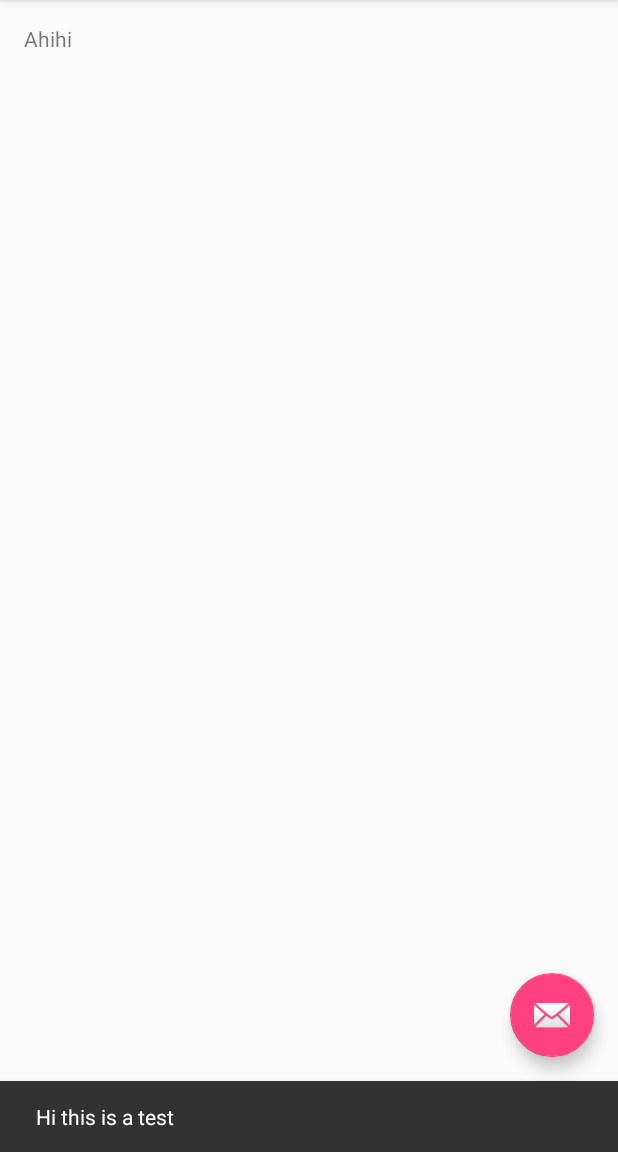
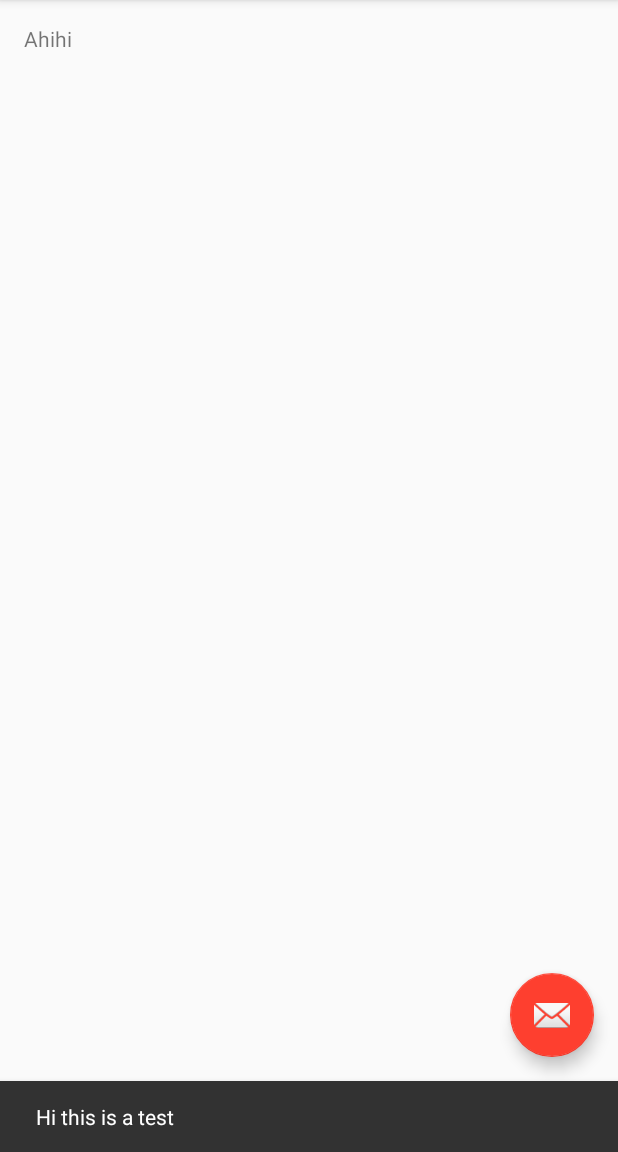
Before and after one commit to pdtran3k6/MealTracker, an Android app: the screen it shows after launch (MainActivity), after a tap on an icon or button, on a phone screen of 412 x 824 dp, the part 84-1236 px from its top. Run offline under Robolectric (Android 15) with nearby library versions, the phone set to English and light mode, and no system bars.

Commit message:
Changed colorAccent

```diff
--- a/app/src/main/res/values/colors.xml
+++ b/app/src/main/res/values/colors.xml
@@ -2,5 +2,5 @@
 <resources>
     <color name="colorPrimary">#3F51B5</color>
     <color name="colorPrimaryDark">#FE3F2F</color>
-    <color name="colorAccent">#FF4081</color>
+    <color name="colorAccent">#FE3F2F</color>
 </resources>
```
